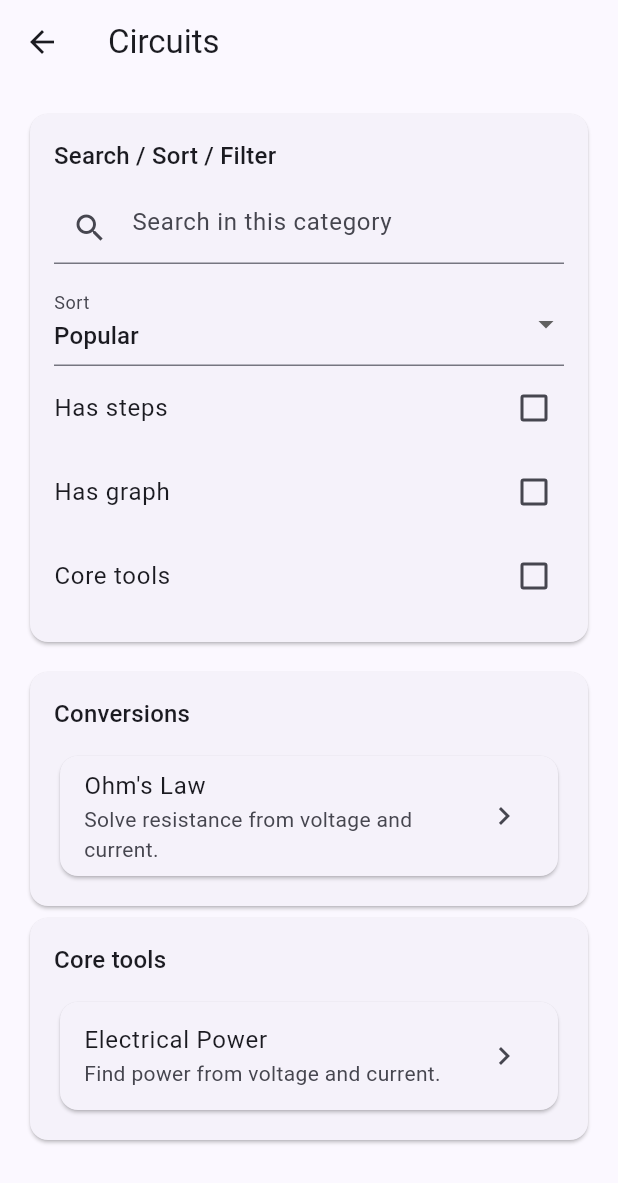
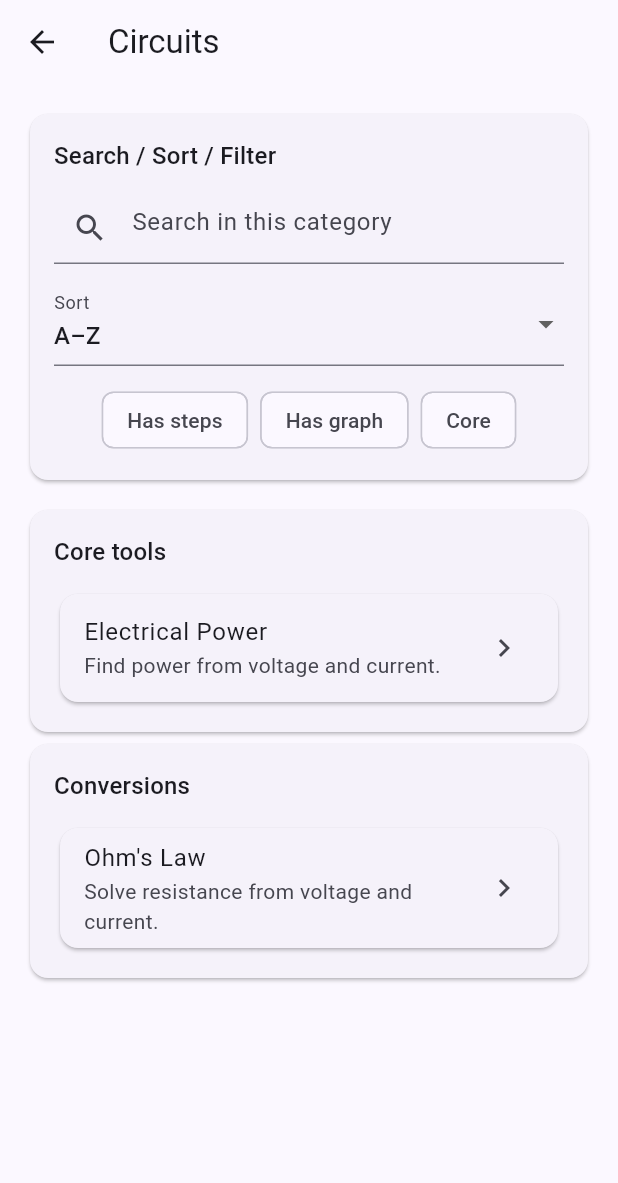
Before and after one commit to drilonkrivaqa/engisteps, a Flutter app: the HomeScreen screen opened by its route, after a tap on "Circuits", on a phone screen of 412 x 824 dp. Shown: the top 1183 px of the screen. Run offline on Flutter 3.47's test engine with Material 3 defaults, Android fonts, the light colour scheme and no system bars; our stand-ins replace flutter_riverpod, go_router, shared_preferences; accounts and stored records are empty.

Commit message:
Polish home launcher and category discovery controls

```diff
--- a/lib/src/features/home/presentation/home_screen.dart
+++ b/lib/src/features/home/presentation/home_screen.dart
@@ -12,11 +12,25 @@ import '../../tools/domain/tool_registry.dart';
 class HomeScreen extends ConsumerWidget {
   const HomeScreen({super.key});
 
+  static const _categoryIcons = {
+    'Circuits': Icons.bolt,
+    'Electronics': Icons.memory,
+    'Signals': Icons.multiline_chart,
+    'Computer Arch': Icons.developer_board,
+    'Physics': Icons.science,
+    'Math': Icons.functions,
+    'Stats': Icons.bar_chart,
+    'Software': Icons.code,
+  };
+
   @override
   Widget build(BuildContext context, WidgetRef ref) {
     final history = ref.watch(historyProvider);
     final favorites = ref.watch(favoritesProvider);
     final categories = ToolRegistry.tools.map((e) => e.category).toSet().toList()..sort();
+    final countsByCategory = <String, int>{
+      for (final category in categories) category: ToolRegistry.tools.where((tool) => tool.category == category).length,
+    };
 
     return AppScaffold(
       title: 'Home',
@@ -44,12 +58,31 @@ class HomeScreen extends ConsumerWidget {
               ),
               itemBuilder: (context, index) {
                 final category = categories[index];
+                final icon = _categoryIcons[category] ?? Icons.category;
                 return InkWell(
                   borderRadius: BorderRadius.circular(12),
                   onTap: () => context.push('/tools/category/$category'),
                   child: Card(
                     margin: EdgeInsets.zero,
-                    child: Center(child: Text(category, style: Theme.of(context).textTheme.titleSmall)),
+                    child: Padding(
+                      padding: const EdgeInsets.all(10),
+                      child: Row(
+                        children: [
+                          Icon(icon),
+                          const SizedBox(width: 10),
+                          Expanded(
+                            child: Column(
+                              mainAxisAlignment: MainAxisAlignment.center,
+                              crossAxisAlignment: CrossAxisAlignment.start,
+                              children: [
+                                Text(category, style: Theme.of(context).textTheme.titleSmall),
+                                Text('${countsByCategory[category]} tools', style: Theme.of(context).textTheme.bodySmall),
+                              ],
+                            ),
+                          ),
+                        ],
+                      ),
+                    ),
                   ),
                 );
               },
@@ -57,14 +90,36 @@ class HomeScreen extends ConsumerWidget {
           ),
           const SizedBox(height: 12),
           SectionCard(
-            title: 'Continue / Recent',
+            title: 'Continue',
+            child: history.when(
+              data: (items) {
+                if (items.isEmpty) {
+                  return const EmptyState(title: 'Nothing to continue', message: 'Run a tool once and it appears here.');
+                }
+                final latest = items.first;
+                final tool = ToolRegistry.byId(latest.toolId);
+                return ListTile(
+                  contentPadding: EdgeInsets.zero,
+                  title: Text(tool.title),
+                  subtitle: Text('Last result: ${latest.output}'),
+                  trailing: const Icon(Icons.play_arrow_rounded),
+                  onTap: () => context.push('/tool/${tool.id}'),
+                );
+              },
+              loading: () => const Center(child: CircularProgressIndicator()),
+              error: (e, _) => Text('Error: $e'),
+            ),
+          ),
+          const SizedBox(height: 12),
+          SectionCard(
+            title: 'Recents',
             child: history.when(
               data: (items) {
                 if (items.isEmpty) {
                   return const EmptyState(title: 'No recent tools', message: 'Your computations will appear here.');
                 }
                 return Column(
-                  children: items.take(4).map((entry) {
+                  children: items.take(5).map((entry) {
                     final tool = ToolRegistry.byId(entry.toolId);
                     return ListTile(
                       contentPadding: EdgeInsets.zero,
@@ -90,7 +145,7 @@ class HomeScreen extends ConsumerWidget {
                 }
                 final tools = ToolRegistry.tools.where((t) => ids.contains(t.id)).toList();
                 return Column(
-                  children: tools.take(4).map((tool) {
+                  children: tools.take(5).map((tool) {
                     return ListTile(
                       contentPadding: EdgeInsets.zero,
                       title: Text(tool.title),
--- a/lib/src/features/tools/presentation/tools_screens.dart
+++ b/lib/src/features/tools/presentation/tools_screens.dart
@@ -37,7 +37,7 @@ class ToolsHubScreen extends StatelessWidget {
   }
 }
 
-enum ToolSort { popular, az, recent }
+enum ToolSort { az, recent }
 
 class CategoryScreen extends ConsumerStatefulWidget {
   const CategoryScreen({super.key, required this.category});
@@ -49,7 +49,7 @@ class CategoryScreen extends ConsumerStatefulWidget {
 
 class _CategoryScreenState extends ConsumerState<CategoryScreen> {
   final _searchController = TextEditingController();
-  ToolSort _sort = ToolSort.popular;
+  ToolSort _sort = ToolSort.az;
   bool _filterHasSteps = false;
   bool _filterHasGraph = false;
   bool _filterCore = false;
@@ -78,9 +78,6 @@ class _CategoryScreenState extends ConsumerState<CategoryScreen> {
     }).toList();
 
     switch (_sort) {
-      case ToolSort.popular:
-        tools.sort((a, b) => b.popularity.compareTo(a.popularity));
-        break;
       case ToolSort.az:
         tools.sort((a, b) => a.title.compareTo(b.title));
         break;
@@ -119,29 +116,32 @@ class _CategoryScreenState extends ConsumerState<CategoryScreen> {
                   value: _sort,
                   decoration: const InputDecoration(labelText: 'Sort'),
                   items: const [
-                    DropdownMenuItem(value: ToolSort.popular, child: Text('Popular')),
                     DropdownMenuItem(value: ToolSort.az, child: Text('A–Z')),
                     DropdownMenuItem(value: ToolSort.recent, child: Text('Recently used')),
                   ],
-                  onChanged: (v) => setState(() => _sort = v ?? ToolSort.popular),
+                  onChanged: (v) => setState(() => _sort = v ?? ToolSort.az),
                 ),
-                CheckboxListTile(
-                  contentPadding: EdgeInsets.zero,
-                  value: _filterHasSteps,
-                  title: const Text('Has steps'),
-                  onChanged: (v) => setState(() => _filterHasSteps = v ?? false),
-                ),
-                CheckboxListTile(
-                  contentPadding: EdgeInsets.zero,
-                  value: _filterHasGraph,
-                  title: const Text('Has graph'),
-                  onChanged: (v) => setState(() => _filterHasGraph = v ?? false),
-                ),
-                CheckboxListTile(
-                  contentPadding: EdgeInsets.zero,
-                  value: _filterCore,
-                  title: const Text('Core tools'),
-                  onChanged: (v) => setState(() => _filterCore = v ?? false),
+                const SizedBox(height: 12),
+                Wrap(
+                  spacing: 8,
+                  runSpacing: 8,
+                  children: [
+                    FilterChip(
+                      selected: _filterHasSteps,
+                      label: const Text('Has steps'),
+                      onSelected: (v) => setState(() => _filterHasSteps = v),
+                    ),
+                    FilterChip(
+                      selected: _filterHasGraph,
+                      label: const Text('Has graph'),
+                      onSelected: (v) => setState(() => _filterHasGraph = v),
+                    ),
+                    FilterChip(
+                      selected: _filterCore,
+                      label: const Text('Core'),
+                      onSelected: (v) => setState(() => _filterCore = v),
+                    ),
+                  ],
                 ),
               ],
             ),
```
